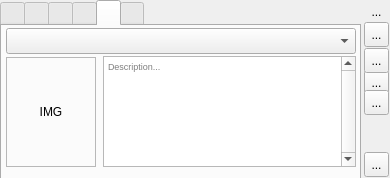
This is parser.ui in Silver-North/ani-ma_checker as Qt 5 draws it before an edit. The edited form follows.
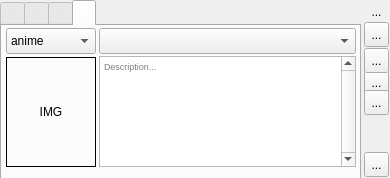
This is the edited form. The open tabs and pages were chosen to show the change. Icons and pictures are not drawn.

Commit message: join all >tabs description< in >one tab<

Diff of the .ui file:
```diff
--- a/parser.ui
+++ b/parser.ui
@@ -78,7 +78,7 @@
      <string/>
     </property>
     <property name="currentIndex">
-     <number>0</number>
+     <number>3</number>
     </property>
     <widget class="QWidget" name="tab">
      <attribute name="title">
@@ -1236,9 +1236,9 @@
      <widget class="QComboBox" name="comboBox_3">
       <property name="geometry">
        <rect>
-        <x>4</x>
+        <x>97</x>
         <y>2</y>
-        <width>350</width>
+        <width>257</width>
         <height>26</height>
        </rect>
       </property>
@@ -1265,9 +1265,9 @@
      <widget class="QTextEdit" name="textEdit">
       <property name="geometry">
        <rect>
-        <x>101</x>
+        <x>97</x>
         <y>30</y>
-        <width>253</width>
+        <width>257</width>
         <height>111</height>
        </rect>
       </property>
@@ -1296,159 +1296,45 @@
        <string>Description...</string>
       </property>
      </widget>
-    </widget>
-    <widget class="QWidget" name="tab_4">
-     <attribute name="title">
-      <string/>
-     </attribute>
-     <attribute name="toolTip">
-      <string>Manga Description</string>
-     </attribute>
-     <widget class="QTextEdit" name="textEdit_2">
-      <property name="geometry">
-       <rect>
-        <x>101</x>
-        <y>30</y>
-        <width>253</width>
-        <height>111</height>
-       </rect>
-      </property>
-      <property name="font">
-       <font>
-        <pointsize>7</pointsize>
-       </font>
-      </property>
-      <property name="verticalScrollBarPolicy">
-       <enum>Qt::ScrollBarAlwaysOn</enum>
-      </property>
-      <property name="readOnly">
-       <bool>true</bool>
-      </property>
-      <property name="markdown">
-       <string/>
-      </property>
-      <property name="html">
-       <string>&lt;!DOCTYPE HTML PUBLIC &quot;-//W3C//DTD HTML 4.0//EN&quot; &quot;http://www.w3.org/TR/REC-html40/strict.dtd&quot;&gt;
-&lt;html&gt;&lt;head&gt;&lt;meta name=&quot;qrichtext&quot; content=&quot;1&quot; /&gt;&lt;style type=&quot;text/css&quot;&gt;
-p, li { white-space: pre-wrap; }
-&lt;/style&gt;&lt;/head&gt;&lt;body style=&quot; font-family:'Sans Serif'; font-size:7pt; font-weight:400; font-style:normal;&quot;&gt;
-&lt;p style=&quot;-qt-paragraph-type:empty; margin-top:0px; margin-bottom:0px; margin-left:0px; margin-right:0px; -qt-block-indent:0; text-indent:0px; font-size:9pt;&quot;&gt;&lt;br /&gt;&lt;/p&gt;&lt;/body&gt;&lt;/html&gt;</string>
-      </property>
-      <property name="placeholderText">
-       <string>Description...</string>
-      </property>
-     </widget>
-     <widget class="QLabel" name="label_6">
-      <property name="geometry">
-       <rect>
-        <x>4</x>
-        <y>31</y>
-        <width>90</width>
-        <height>110</height>
-       </rect>
-      </property>
-      <property name="layoutDirection">
-       <enum>Qt::LeftToRight</enum>
-      </property>
-      <property name="frameShape">
-       <enum>QFrame::StyledPanel</enum>
-      </property>
-      <property name="text">
-       <string>IMG</string>
-      </property>
-      <property name="textFormat">
-       <enum>Qt::AutoText</enum>
-      </property>
-      <property name="alignment">
-       <set>Qt::AlignCenter</set>
-      </property>
-     </widget>
      <widget class="QComboBox" name="comboBox_4">
       <property name="geometry">
        <rect>
         <x>4</x>
         <y>2</y>
-        <width>350</width>
-        <height>26</height>
-       </rect>
-      </property>
-     </widget>
-    </widget>
-    <widget class="QWidget" name="tab_6">
-     <attribute name="title">
-      <string/>
-     </attribute>
-     <attribute name="toolTip">
-      <string>Ranobe Description</string>
-     </attribute>
-     <widget class="QComboBox" name="comboBox_5">
-      <property name="geometry">
-       <rect>
-        <x>4</x>
-        <y>2</y>
-        <width>350</width>
-        <height>26</height>
-       </rect>
-      </property>
-     </widget>
-     <widget class="QLabel" name="label_7">
-      <property name="geometry">
-       <rect>
-        <x>4</x>
-        <y>31</y>
         <width>90</width>
-        <height>110</height>
+        <height>26</height>
        </rect>
       </property>
-      <property name="layoutDirection">
-       <enum>Qt::LeftToRight</enum>
+      <property name="sizePolicy">
+       <sizepolicy hsizetype="Preferred" vsizetype="Fixed">
+        <horstretch>0</horstretch>
+        <verstretch>0</verstretch>
+       </sizepolicy>
       </property>
-      <property name="frameShape">
-       <enum>QFrame::WinPanel</enum>
+      <property name="currentIndex">
+       <number>0</number>
       </property>
-      <property name="text">
-       <string>IMG</string>
+      <property name="maxVisibleItems">
+       <number>20</number>
       </property>
-      <property name="textFormat">
-       <enum>Qt::AutoText</enum>
+      <property name="sizeAdjustPolicy">
+       <enum>QComboBox::AdjustToContentsOnFirstShow</enum>
       </property>
-      <property name="alignment">
-       <set>Qt::AlignCenter</set>
-      </property>
-     </widget>
-     <widget class="QTextEdit" name="textEdit_3">
-      <property name="geometry">
-       <rect>
-        <x>101</x>
-        <y>30</y>
-        <width>253</width>
-        <height>111</height>
-       </rect>
-      </property>
-      <property name="font">
-       <font>
-        <pointsize>7</pointsize>
-       </font>
-      </property>
-      <property name="verticalScrollBarPolicy">
-       <enum>Qt::ScrollBarAlwaysOn</enum>
-      </property>
-      <property name="readOnly">
-       <bool>true</bool>
-      </property>
-      <property name="markdown">
-       <string/>
-      </property>
-      <property name="html">
-       <string>&lt;!DOCTYPE HTML PUBLIC &quot;-//W3C//DTD HTML 4.0//EN&quot; &quot;http://www.w3.org/TR/REC-html40/strict.dtd&quot;&gt;
-&lt;html&gt;&lt;head&gt;&lt;meta name=&quot;qrichtext&quot; content=&quot;1&quot; /&gt;&lt;style type=&quot;text/css&quot;&gt;
-p, li { white-space: pre-wrap; }
-&lt;/style&gt;&lt;/head&gt;&lt;body style=&quot; font-family:'Sans Serif'; font-size:7pt; font-weight:400; font-style:normal;&quot;&gt;
-&lt;p style=&quot;-qt-paragraph-type:empty; margin-top:0px; margin-bottom:0px; margin-left:0px; margin-right:0px; -qt-block-indent:0; text-indent:0px; font-size:9pt;&quot;&gt;&lt;br /&gt;&lt;/p&gt;&lt;/body&gt;&lt;/html&gt;</string>
-      </property>
-      <property name="placeholderText">
-       <string>Description...</string>
-      </property>
+      <item>
+       <property name="text">
+        <string>anime</string>
+       </property>
+      </item>
+      <item>
+       <property name="text">
+        <string>manga</string>
+       </property>
+      </item>
+      <item>
+       <property name="text">
+        <string>ranobe</string>
+       </property>
+      </item>
      </widget>
     </widget>
    </widget>
```
The commit also changes 3 other files.
